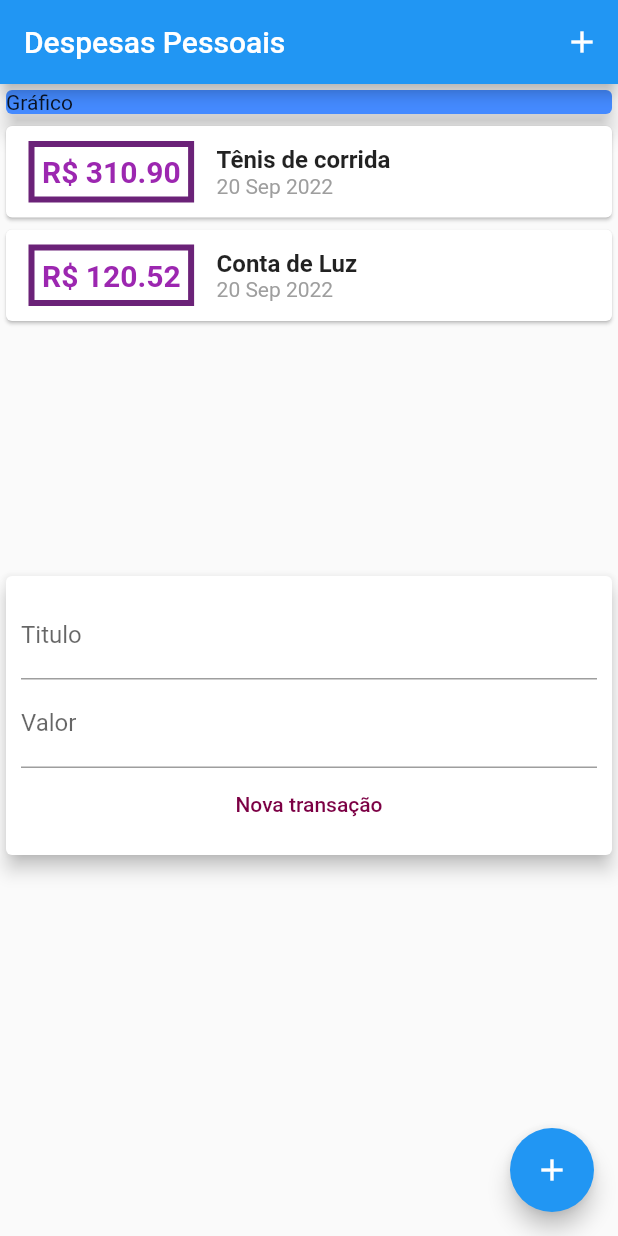
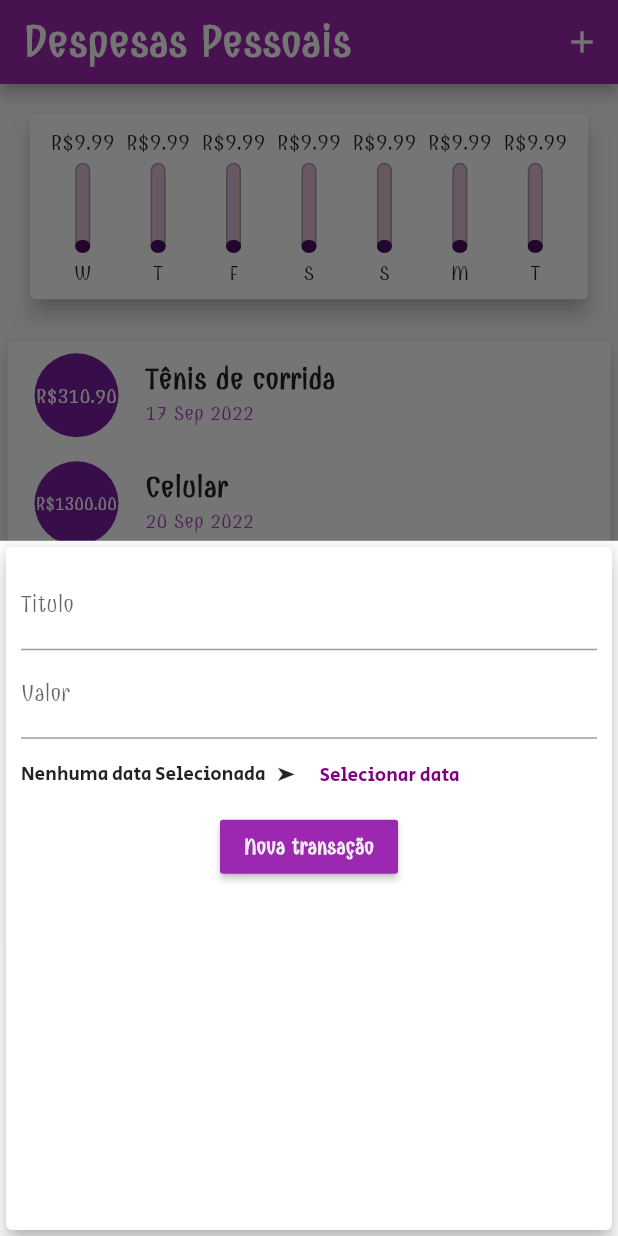
Before and after one commit to H3x4-Dec1m4l/expenses_project, a Flutter app: the screen it shows after launch, after a tap on the "add" icon, on a phone screen of 412 x 824 dp. Run offline on Flutter 3.47's test engine with Material 2 defaults, Android fonts, the phone set to English and light mode, and no system bars.

Commit message:
Atualizando aplicação: novas funcionalidades

```diff
--- /dev/null
+++ b/lib/Components/chart.dart
@@ -0,0 +1,63 @@
+import 'package:expenses_project/Components/chart_bar.dart';
+import 'package:flutter/material.dart';
+import '../Models/transaction.dart';
+import 'package:intl/intl.dart';
+import '../main.dart';
+class Chart extends StatelessWidget {
+  final List<Transaction> recentsTransactions;
+
+  Chart(this.recentsTransactions);
+
+  List<Map<String, Object>> get groupedTransactions {
+    return List.generate(7, (index) {
+      final weekDay = DateTime.now().subtract(
+        Duration(days: index),
+      );
+
+      double totalSum = 0;
+
+      for (var i = 0; i < recentsTransactions.length; i++) {
+        bool sameDay = recentsTransactions[i].date.day == weekDay.day;
+        bool sameMonth = recentsTransactions[i].date.month == weekDay.month;
+        bool sameYear = recentsTransactions[i].date.year == weekDay.year;
+
+        if (sameDay && sameMonth && sameYear) {
+          totalSum += recentsTransactions[i].value;
+        }
+      }
+
+      return {
+        'Day': DateFormat.E().format(weekDay)[0],
+        'Value': 9.99,
+      };
+    }).reversed.toList();
+  }
+
+  double get _weekTotalValue {
+    return groupedTransactions.fold(0.0, (sum, tr){
+       return sum + (tr['Value'] as double);
+    });
+  }
+
+  @override
+  Widget build(BuildContext context) {
+    return Card(
+        elevation: 6,
+        margin: const EdgeInsets.all(20),
+        child: Padding(
+          padding: const EdgeInsets.all(10),
+          child: Row(
+            mainAxisAlignment: MainAxisAlignment.spaceAround,
+              children: groupedTransactions.map((tr) {
+            return Flexible(
+              fit: FlexFit.tight,
+              child: ChartBar(
+                label:  tr['Day'] as String,
+                value: tr['Value'] as double,
+                percentage: (tr['Value'] as double) / _weekTotalValue,
+              ),
+            );
+          }).toList()),
+        ));
+  }
+}
--- /dev/null
+++ b/lib/Components/chart_bar.dart
@@ -0,0 +1,59 @@
+import 'package:flutter/material.dart';
+
+class ChartBar extends StatelessWidget {
+  // const  ({Key? key}) : super(key: key);
+
+  final String label;
+  final double value;
+  final double percentage;
+
+  ChartBar({
+    required this.label,
+    required this.value,
+    required this.percentage,
+  });
+
+  @override
+  Widget build(BuildContext context) {
+    return Column(
+      children: <Widget>[
+        Container(
+          height: 17.5,
+          child: FittedBox(
+            child: Text('R\$${value.toStringAsFixed(2)}'),
+          ),
+        ),
+        const SizedBox(height: 5),
+        Container(
+          height: 60,
+          width: 10,
+          child: Stack(
+            alignment: Alignment.bottomCenter,
+            children: <Widget>[
+              Container(
+                decoration: BoxDecoration(
+                    border: Border.all(
+                      color: Colors.grey,
+                      width: 1.0,
+                    ),
+                    color: Color.fromARGB(106, 184, 102, 159),
+                    borderRadius: BorderRadius.circular(5)),
+              ),
+              FractionallySizedBox(
+                heightFactor: percentage,
+                child: Container(
+                  decoration: BoxDecoration(
+                    color: Color.fromARGB(240, 68, 2, 94),
+                    borderRadius: BorderRadius.circular(5),
+                  ),
+                ),
+              )
+            ],
+          ),
+        ),
+        const SizedBox(height: 5),
+        Text(label),
+      ],
+    );
+  }
+}
--- /dev/null
+++ b/lib/Components/empty_list.dart
@@ -0,0 +1,28 @@
+
+import 'package:flutter/cupertino.dart';
+
+class EmptyList extends StatelessWidget {
+  @override
+  Widget build(BuildContext context) {
+    return Column(
+      children: <Widget>[
+        const Text(
+          'Nenhuma transação cadastrada',
+          style: TextStyle(fontSize: 20,
+          fontFamily: 'SecularOne'
+          ),
+
+        ),
+        const SizedBox(height: 20),
+        Container(
+          height: 250,
+          width: 230,
+          child: Image.asset(
+            'Assets/Images/zzz.png',
+            fit: BoxFit.cover,
+          ),
+        )
+      ],
+    );
+  }
+}
--- a/lib/Components/transaction_form.dart
+++ b/lib/Components/transaction_form.dart
@@ -1,13 +1,19 @@
 import 'package:flutter/material.dart';
 
 
-class TransactionForm extends StatelessWidget {
-  final textController = TextEditingController();
-  final valueController = TextEditingController();
-
+class TransactionForm extends StatefulWidget {
   final void Function(String, double) onSubmit;
 
   TransactionForm(this.onSubmit);
+
+  @override
+  State<TransactionForm> createState() => _TransactionFormState();
+}
+
+class _TransactionFormState extends State<TransactionForm> {
+  final textController = TextEditingController();
+
+  final valueController = TextEditingController();
 
   _submitForm() { //função criada para usuario apertar a confirmação no teclado e já adicionar uma nova transação
     final title = textController.text;
@@ -16,7 +22,7 @@ class TransactionForm extends StatelessWidget {
     if(title.isEmpty || value <=0){
       return;
     }
-    onSubmit(title, value);
+    widget.onSubmit(title, value);
   }
 
   @override
@@ -41,9 +47,42 @@ class TransactionForm extends StatelessWidget {
                   onSubmitted: (_) => _submitForm(),
               decoration: const InputDecoration(labelText: 'Valor'),
             ),
-            FlatButton(
-                child: Text('Nova transação'),
-                textColor: Color.fromARGB(255, 124, 0, 68),
+            Container(
+              //height: 70,
+              child: Row(
+                children: <Widget> [
+                 const Text('Nenhuma data Selecionada   ➤',
+                 style: TextStyle(
+                  fontFamily: 'SecularOne',
+                  fontSize: 12.6,
+                 ),
+                 ),
+                  Column(
+                    children: [
+                      FlatButton(
+                        textColor: Color.fromARGB(255, 128, 0, 128),
+                        child: const Text('Selecionar data',
+                        style: TextStyle(
+                          fontFamily: 'SecularOne',
+                          fontSize: 12.6
+                        ),
+                        ),
+                        onPressed: () { },
+                      ),
+                    ],
+                  )
+                ],
+              ),
+            ),
+            RaisedButton(
+              color: Colors.purple,
+                child: Text('Nova transação',
+                style: TextStyle(
+                fontSize: 14.5,
+                fontWeight: FontWeight.w700,
+                ),
+                ),
+                textColor: Color.fromARGB(255, 238, 238, 238),
                 onPressed: _submitForm,
                 )
           ],
--- a/lib/Components/transaction_list.dart
+++ b/lib/Components/transaction_list.dart
@@ -2,6 +2,7 @@ import 'package:expenses_project/Models/transaction.dart';
 import 'package:flutter/material.dart';
 import '../Models/transaction.dart';
 import 'package:intl/intl.dart';
+import 'empty_list.dart';
 
 class TransactionList extends StatelessWidget {
   final List<Transaction> transaction;
@@ -10,60 +11,47 @@ class TransactionList extends StatelessWidget {
 
   @override
   Widget build(BuildContext context) {
-    return
-      Container(
+    return Container(
         height: 300,
+        child: transaction.isEmpty
+            ? Column(
+                children: [EmptyList()],
+              )
+            : Card(
+              elevation: 5,
+              margin:  const EdgeInsets.symmetric(
+                vertical: 8,
+                horizontal: 5,
+              ),
                 child: ListView.builder(
                   itemCount: transaction.length,
                   itemBuilder: (ctx, index) {
                     final tr = transaction[index];
-            return Card(
-              child: Row(
-            children: <Widget>[
-              Container(
-                margin: const EdgeInsets.symmetric(
-                  horizontal: 15,
-                  vertical: 10,
-                ),
-                decoration: BoxDecoration(
-                    border: Border.all(
-                  color: Color.fromARGB(221, 84, 0, 99),
-                  width: 4,
-                )),
-                padding: const EdgeInsets.all(5),
-                child: Text(
-                  'R\$ ${tr.value.toStringAsFixed(2)}',
-                  style: const TextStyle(
-                    fontWeight: FontWeight.bold,
-                    fontSize: 20,
-                    color: Colors.purple,
+                    return ListTile(
+                      leading: CircleAvatar(
+                        radius: 30,
+                        child: Padding(
+                          padding: const EdgeInsets.all(3),
+                          child: FittedBox(
+                            child: Text('R\$${tr.value.toStringAsFixed(2)}'),
                           ),
                         ),
                       ),
-              Column(
-                crossAxisAlignment: CrossAxisAlignment.start,
-                children: <Widget>[
-                  Text(
+                      title: Text(
                         tr.title,
                         style: const TextStyle(
-                      fontSize: 16,
-                      fontWeight: FontWeight.bold,
+                          fontSize: 20,
+                          fontWeight: FontWeight.w700,
                         ),
                       ),
-                  Text(
-                    DateFormat('d MMM y').format(tr.date),
+                      subtitle: Text(DateFormat('d MMM y').format(tr.date),
                           style: const TextStyle(
-                      color: Colors.grey,
-                    ),
-                  ),
-                ],
-              ),
-            ],
-          )
+                            color: Color.fromARGB(199, 142, 14, 165),
+                            //fontFamily: ''
+                          )),
                     );
                   },
-        )
-      );
-
+                ),
+              ));
   }
 }
--- a/lib/main.dart
+++ b/lib/main.dart
@@ -1,16 +1,23 @@
+import 'package:expenses_project/Components/chart.dart';
 import 'package:expenses_project/Components/transaction_form.dart';
 import 'package:flutter/material.dart';
 import 'dart:math';
 import './Components/transaction_form.dart';
 import './Components/transaction_list.dart';
-import '../Models/transaction.dart';
+import '/Models/transaction.dart';
 
 main() => runApp(ExpensesApp());
 
 class ExpensesApp extends StatelessWidget {
   @override
   Widget build(BuildContext context) {
-    return MaterialApp(home: MyHomePage());
+    return MaterialApp(
+      home: MyHomePage(),
+      theme: ThemeData(
+        primarySwatch: Colors.purple,
+        fontFamily: 'Combo',
+      ),
+    );
   }
 }
 
@@ -20,20 +27,34 @@ class MyHomePage extends StatefulWidget {
 }
 
 class _MyHomePageState extends State<MyHomePage> {
-  final _transaction = [
+  final List<Transaction> _transaction = [
       Transaction(
         id: 't1',
         title: 'Tênis de corrida',
         value: 310.90,
+        date: DateTime.now().subtract(Duration(days: 3)),
+      ),
+      Transaction(
+        id: 't3',
+        title: 'Celular ',
+        value: 1300.00,
         date: DateTime.now(),
       ),
       Transaction(
         id: 't2',
         title: 'Conta de Luz',
         value: 120.52,
-      date: DateTime.now(),
+        date: DateTime.now().subtract(Duration(days: 4)),
       ),
   ];
+
+  List<Transaction> get _recentTransactions {
+    return _transaction.where((tr) {
+      return tr.date.isAfter(DateTime.now().subtract(
+        Duration(days: 7),
+      ));
+    }).toList();
+  }
 
   _addTransaction(String title, double value) {
     final newTransaction = Transaction(
@@ -41,13 +62,19 @@ class _MyHomePageState extends State<MyHomePage> {
         title: title,
         value: value,
         date: DateTime.now());
+
+    setState(() {
+      _transaction.add(newTransaction);
+    });
+
+    Navigator.of(context).pop();
   }
 
   _openTransactionFormModal(BuildContext context) {
     showModalBottomSheet(
         context: context,
         builder: (_) {
-          return TransactionForm(null!);
+          return TransactionForm(_addTransaction);
         });
   }
 
@@ -55,11 +82,21 @@ class _MyHomePageState extends State<MyHomePage> {
   Widget build(BuildContext context) {
     return Scaffold(
       appBar: AppBar(
-        title: const Text('Despesas Pessoais'),
+        title: Column(
+          children: const <Widget>[
+            Text(
+              'Despesas Pessoais',
+              style: TextStyle(
+                  fontFamily: 'Combo',
+                  fontSize: 30,
+                  fontWeight: FontWeight.w600),
+            ),
+          ],
+        ),
         actions: <Widget>[
           IconButton(
             icon: const Icon(Icons.add),
-            onPressed: () {},
+            onPressed: () => _openTransactionFormModal(context),
           ),
         ],
       ),
@@ -67,26 +104,14 @@ class _MyHomePageState extends State<MyHomePage> {
         child: Column(
           crossAxisAlignment: CrossAxisAlignment.stretch,
           children: <Widget>[
-            Container(
-              width: double.infinity,
-              child: const Card(
-                color: Colors.blueAccent,
-                elevation: 6,
-                child: Text('Gráfico'),
-              ),
-            ),
-            Column(
-              children: [
+           Chart(_recentTransactions),
             TransactionList(_transaction),
-                TransactionForm(_addTransaction)
-              ],
-            ),
           ],
         ),
       ),
       floatingActionButton: FloatingActionButton(
         child: const Icon(Icons.add),
-        onPressed: () {},
+        onPressed: () => _openTransactionFormModal(context),
       ),
     );
   }
```
Also changed, not shown: pubspec.yaml (+15 -15 lines), Assets/Fonts/Combo-Regular.ttf (added), Assets/Fonts/SecularOne-Regular.ttf (added), Assets/Images/waiting.png (added), Assets/Images/zzz.png (added). Lines whose indentation alone changed are shown as unchanged.
